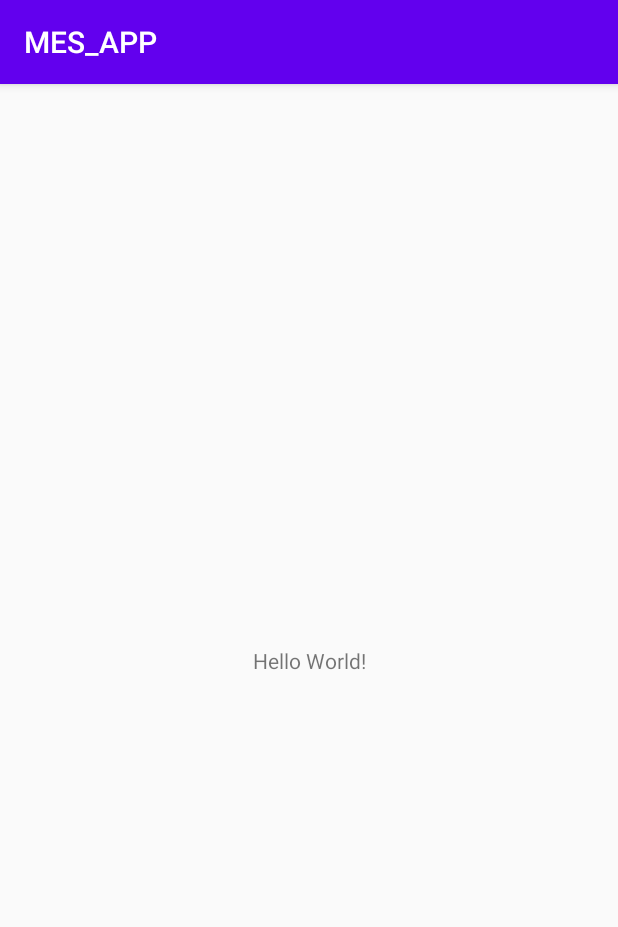
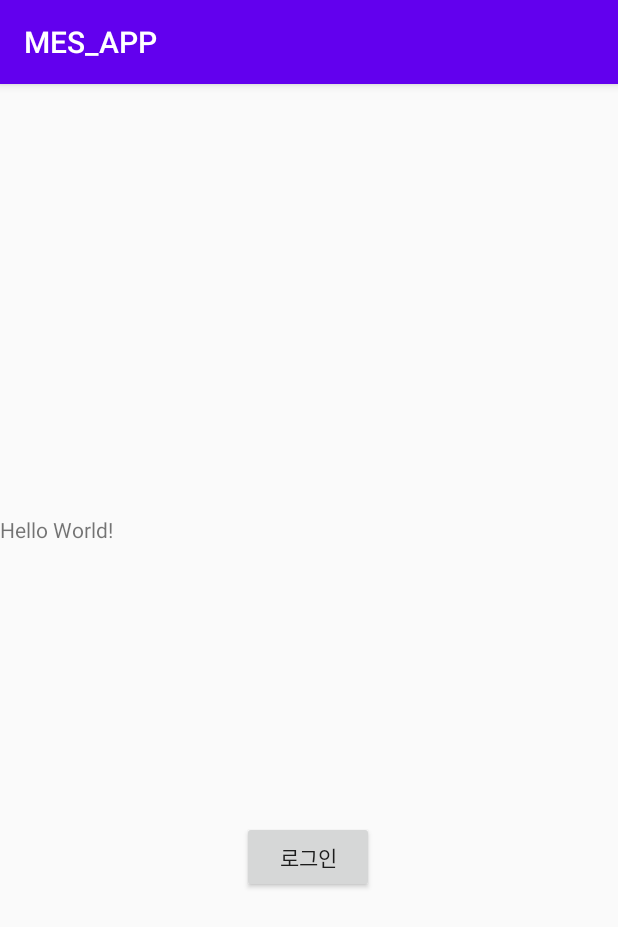
Before and after one commit to xolbynz/MES_APP, an Android app: the screen it shows after launch (MainActivity), on a phone screen of 412 x 824 dp. Shown: the top 927 px of the screen. Run offline under Robolectric (Android 15) with nearby library versions, the phone set to English and light mode, and no system bars.

Commit message:
button test commit

```diff
--- a/app/src/main/java/com/example/mes_app/MainActivity.java
+++ b/app/src/main/java/com/example/mes_app/MainActivity.java
@@ -3,6 +3,7 @@ package com.example.mes_app;
 import androidx.appcompat.app.AppCompatActivity;
 
 import android.os.Bundle;
+import android.widget.Button;
 
 public class MainActivity extends AppCompatActivity {
 
@@ -12,5 +13,9 @@ public class MainActivity extends AppCompatActivity {
         setContentView(R.layout.activity_main);
         //dg
         //jg
+
+        Button btn1 = (Button)findViewById(R.id.button);
+
+
     }
 }
--- a/app/src/main/res/layout/activity_main.xml
+++ b/app/src/main/res/layout/activity_main.xml
@@ -12,7 +12,19 @@
         android:text="Hello World!"
         app:layout_constraintBottom_toBottomOf="parent"
         app:layout_constraintLeft_toLeftOf="parent"
-        app:layout_constraintRight_toRightOf="parent"
-        app:layout_constraintTop_toTopOf="parent" />
+        app:layout_constraintTop_toTopOf="parent"
+        app:layout_constraintVertical_bias="0.384" />
+
+    <Button
+        android:id="@+id/button"
+        android:layout_width="wrap_content"
+        android:layout_height="wrap_content"
+        android:text="로그인"
+        app:layout_constraintBottom_toBottomOf="parent"
+        app:layout_constraintEnd_toEndOf="parent"
+        app:layout_constraintHorizontal_bias="0.498"
+        app:layout_constraintStart_toStartOf="parent"
+        app:layout_constraintTop_toTopOf="parent"
+        app:layout_constraintVertical_bias="0.682" />
 
 </androidx.constraintlayout.widget.ConstraintLayout>
```
